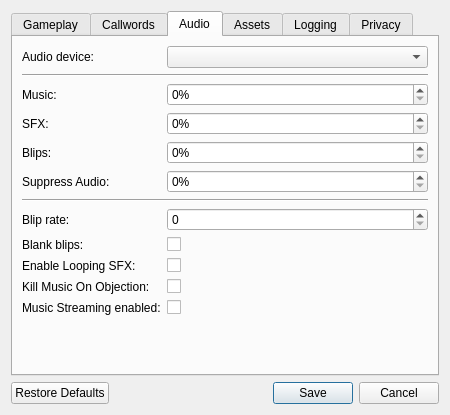
Before: the Qt Designer form resource/ui/options_dialog.ui in AttorneyOnline/AO2-Client, drawn with Qt 5.
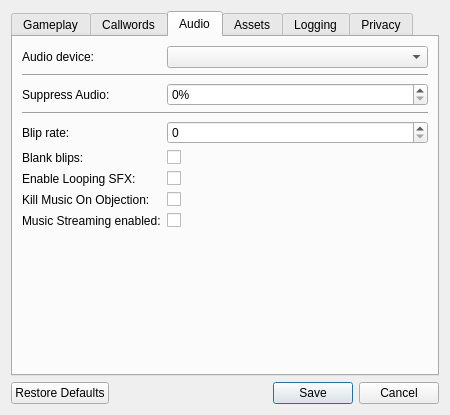
After: the same form once the commit is applied. The open tabs and pages were chosen to show the change.

Commit message:
Rework default volume settings (#903)
* rework volume default settings

* remove default volume settings in options dialog
* make client remember last volume settings instead

* fix options starting tab

```diff
--- a/resource/ui/options_dialog.ui
+++ b/resource/ui/options_dialog.ui
@@ -40,8 +40,8 @@
            <rect>
             <x>0</x>
             <y>0</y>
-            <width>389</width>
-            <height>701</height>
+            <width>394</width>
+            <height>826</height>
            </rect>
           </property>
           <layout class="QFormLayout" name="formLayout">
@@ -613,67 +613,17 @@
        <item row="0" column="1">
         <widget class="QComboBox" name="audio_device_combobox"/>
        </item>
+       <item row="1" column="0" colspan="2">
+        <widget class="QFrame" name="audio_volume_divider">
+         <property name="frameShape">
+          <enum>QFrame::HLine</enum>
+         </property>
+         <property name="frameShadow">
+          <enum>QFrame::Sunken</enum>
+         </property>
+        </widget>
+       </item>
        <item row="2" column="0">
-        <widget class="QLabel" name="music_volume_lbl">
-         <property name="toolTip">
-          <string>Sets the music's default volume.</string>
-         </property>
-         <property name="text">
-          <string>Music:</string>
-         </property>
-        </widget>
-       </item>
-       <item row="2" column="1">
-        <widget class="QSpinBox" name="music_volume_spinbox">
-         <property name="suffix">
-          <string>%</string>
-         </property>
-         <property name="maximum">
-          <number>100</number>
-         </property>
-        </widget>
-       </item>
-       <item row="3" column="0">
-        <widget class="QLabel" name="sfx_volume_lbl">
-         <property name="toolTip">
-          <string>Sets the SFX's default volume. Interjections and actual sound effects count as 'SFX'.</string>
-         </property>
-         <property name="text">
-          <string>SFX:</string>
-         </property>
-        </widget>
-       </item>
-       <item row="3" column="1">
-        <widget class="QSpinBox" name="sfx_volume_spinbox">
-         <property name="suffix">
-          <string>%</string>
-         </property>
-         <property name="maximum">
-          <number>100</number>
-         </property>
-        </widget>
-       </item>
-       <item row="4" column="0">
-        <widget class="QLabel" name="blips_volume_lbl">
-         <property name="toolTip">
-          <string>Sets the volume of the blips, the talking sound effects.</string>
-         </property>
-         <property name="text">
-          <string>Blips:</string>
-         </property>
-        </widget>
-       </item>
-       <item row="4" column="1">
-        <widget class="QSpinBox" name="blips_volume_spinbox">
-         <property name="suffix">
-          <string>%</string>
-         </property>
-         <property name="maximum">
-          <number>100</number>
-         </property>
-        </widget>
-       </item>
-       <item row="5" column="0">
         <widget class="QLabel" name="suppress_audio_lbl">
          <property name="toolTip">
           <string>How much of the volume to suppress when client is not in focus.</string>
@@ -683,7 +633,7 @@
          </property>
         </widget>
        </item>
-       <item row="5" column="1">
+       <item row="2" column="1">
         <widget class="QSpinBox" name="suppress_audio_spinbox">
          <property name="suffix">
           <string>%</string>
@@ -693,7 +643,17 @@
          </property>
         </widget>
        </item>
-       <item row="7" column="0">
+       <item row="3" column="0" colspan="2">
+        <widget class="QFrame" name="volume_blip_divider">
+         <property name="frameShape">
+          <enum>QFrame::HLine</enum>
+         </property>
+         <property name="frameShadow">
+          <enum>QFrame::Sunken</enum>
+         </property>
+        </widget>
+       </item>
+       <item row="4" column="0">
         <widget class="QLabel" name="bliprate_lbl">
          <property name="toolTip">
           <string>Sets the delay between playing the blip sounds.</string>
@@ -703,14 +663,14 @@
          </property>
         </widget>
        </item>
-       <item row="7" column="1">
+       <item row="4" column="1">
         <widget class="QSpinBox" name="bliprate_spinbox">
          <property name="toolTip">
           <string>Play a blip sound \&quot;once per every X symbols\&quot;, where X is the blip rate. 0 plays a blip sound only once.</string>
          </property>
         </widget>
        </item>
-       <item row="8" column="0">
+       <item row="5" column="0">
         <widget class="QLabel" name="blank_blips_lbl">
          <property name="toolTip">
           <string>If true, the game will play a blip sound even when a space is 'being said'.</string>
@@ -720,14 +680,14 @@
          </property>
         </widget>
        </item>
-       <item row="8" column="1">
+       <item row="5" column="1">
         <widget class="QCheckBox" name="blank_blips_cb">
          <property name="text">
           <string/>
          </property>
         </widget>
        </item>
-       <item row="9" column="0">
+       <item row="6" column="0">
         <widget class="QLabel" name="loopsfx_lbl">
          <property name="toolTip">
           <string>If true, the game will allow looping sound effects to play on preanimations.</string>
@@ -737,14 +697,14 @@
          </property>
         </widget>
        </item>
-       <item row="9" column="1">
+       <item row="6" column="1">
         <widget class="QCheckBox" name="loopsfx_cb">
          <property name="text">
           <string/>
          </property>
         </widget>
        </item>
-       <item row="10" column="0">
+       <item row="7" column="0">
         <widget class="QLabel" name="objectmusic_lbl">
          <property name="toolTip">
           <string>If true, AO2 will ask the server to stop music when you use 'Objection!'</string>
@@ -754,14 +714,14 @@
          </property>
         </widget>
        </item>
-       <item row="10" column="1">
+       <item row="7" column="1">
         <widget class="QCheckBox" name="objectmusic_cb">
          <property name="text">
           <string/>
          </property>
         </widget>
        </item>
-       <item row="11" column="0">
+       <item row="8" column="0">
         <widget class="QLabel" name="disablestreams_lbl">
          <property name="toolTip">
           <string>If true, AO2 will not play any streamed audio and show that streaming is disabled.</string>
@@ -771,33 +731,13 @@
          </property>
         </widget>
        </item>
-       <item row="11" column="1">
+       <item row="8" column="1">
         <widget class="QCheckBox" name="disablestreams_cb">
          <property name="text">
           <string/>
          </property>
         </widget>
        </item>
-       <item row="1" column="0" colspan="2">
-        <widget class="QFrame" name="audio_volume_divider">
-         <property name="frameShape">
-          <enum>QFrame::HLine</enum>
-         </property>
-         <property name="frameShadow">
-          <enum>QFrame::Sunken</enum>
-         </property>
-        </widget>
-       </item>
-       <item row="6" column="0" colspan="2">
-        <widget class="QFrame" name="volume_blip_divider">
-         <property name="frameShape">
-          <enum>QFrame::HLine</enum>
-         </property>
-         <property name="frameShadow">
-          <enum>QFrame::Sunken</enum>
-         </property>
-        </widget>
-       </item>
       </layout>
      </widget>
      <widget class="QWidget" name="assets_tab">
```
The commit also changes 3 other files.
